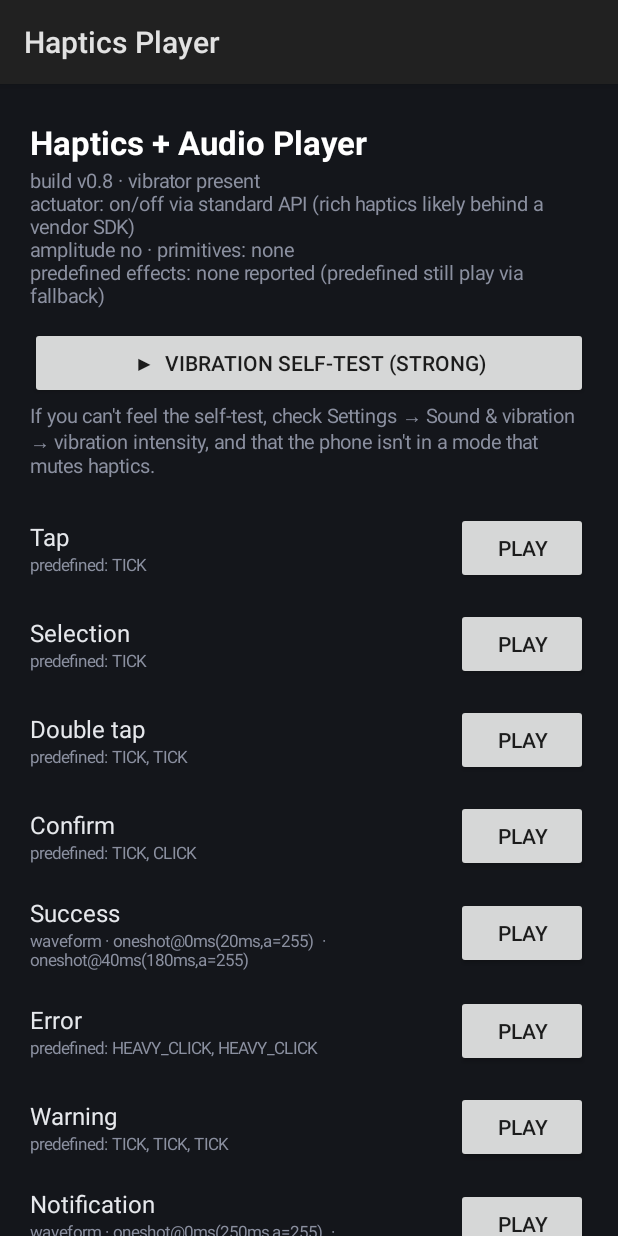
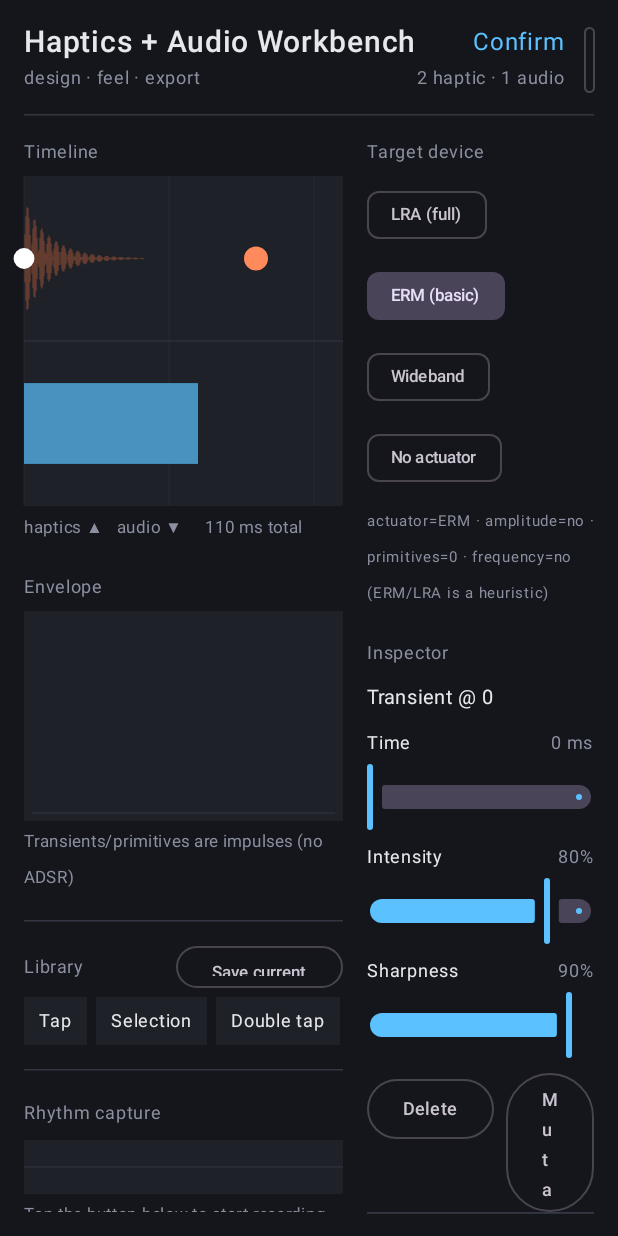
Before and after one commit to mbaliga/hnm_playground, an Android app built with Jetpack Compose: the screen it shows after launch (MainActivity before the commit, WorkbenchActivity after it), on a phone screen of 412 x 824 dp. Run offline under Robolectric (Android 15) with nearby library versions, the phone set to English and light mode, and no system bars.

Commit message:
Bring the full Compose workbench to Android (phone = design + feel)
Previously the APK shipped only the flat feel-test player (MainActivity);
the actual authoring workbench (timeline, palettes, library, inspector,
export) was a desktop-only Compose app and never reached the phone. Now the
phone launches the workbench itself and can play patterns on the real actuator.

- core: add PatternPlayer fun-interface — the platform-agnostic seam the shared
  UI calls to feel a pattern. Desktop uses PatternPlayer.None (no actuator);
  Android injects a real one.

- ui: EditorState gains a `player` + `playCurrent()`; WorkbenchApp header gets a
  Play button (enabled only when a real player is wired) and an optional
  "Gallery" button (onOpenGallery hook, null on desktop).

- ui/build.gradle.kts: add a conditional androidTarget() mirroring :core exactly
  — applied only when an Android SDK is present, so the SDK-less local/CI JVM
  build stays a pure JVM Compose module. Namespace dev.hnm.workbench.ui,
  compileSdk 34, minSdk 31.

- androidApp: now a Compose host. Applies the Compose MP + compiler plugins,
  depends on :ui, adds activity-compose. New WorkbenchActivity (the launcher)
  hosts WorkbenchApp, wires AndroidPatternPlayer to the device vibrator +
  speaker, and initializes the editor's target profile from what the device
  reports. The old MainActivity becomes the "Feel-test gallery", reachable from
  the workbench's Gallery button.

- AndroidPatternPlayer: implements PatternPlayer by rendering the haptic
  schedule + audio stream from the same core IR and triggering them together
  (the same path MainActivity already used).

- android.yml: add ui/** to the APK-build path filter (the APK now depends on
  :ui). Bump to v0.9.0 (versionCode 10).

Co-Authored-By: Claude Haiku 4.5 <noreply@anthropic.com>
Claude-Session: https://claude.ai/code/session_019ZNgBzBYsaE6y7AdtTr4YF

```diff
--- /dev/null
+++ b/androidApp/src/main/kotlin/dev/hnm/workbench/android/AndroidPatternPlayer.kt
@@ -0,0 +1,34 @@
+package dev.hnm.workbench.android
+
+import android.os.Handler
+import android.os.Vibrator
+import dev.hnm.workbench.core.dsp.DefaultPatternRenderer
+import dev.hnm.workbench.core.ir.HapticAudioPattern
+import dev.hnm.workbench.core.playback.HapticCapabilities
+import dev.hnm.workbench.core.playback.PatternPlayer
+
+/**
+ * The real, on-device [PatternPlayer] handed to the workbench so its Play button *feels* a pattern.
+ * It renders both the haptic schedule and the audio stream from the same `core` IR, then triggers
+ * them together — exactly what the standalone player [MainActivity] does, factored out so the Compose
+ * workbench can share it.
+ */
+class AndroidPatternPlayer(
+    private val vibrator: Vibrator,
+    private val capabilities: HapticCapabilities,
+    private val handler: Handler,
+    private val audio: AudioPlayer,
+    private val onMessage: (String) -> Unit = {},
+    private val sampleRate: Int = 48_000,
+) : PatternPlayer {
+
+    private val renderer = DefaultPatternRenderer()
+
+    override fun play(pattern: HapticAudioPattern) {
+        // Render both paths first, then trigger together so they stay coincident.
+        val commands = renderer.scheduleHaptics(pattern, capabilities)
+        val stream = renderer.renderAudio(pattern, sampleRate)
+        AndroidHaptics.playPattern(vibrator, pattern, commands, handler, onMessage)
+        runCatching { audio.play(stream) }.onFailure { onMessage("audio failed: ${it.message}") }
+    }
+}
--- a/androidApp/src/main/kotlin/dev/hnm/workbench/android/MainActivity.kt
+++ b/androidApp/src/main/kotlin/dev/hnm/workbench/android/MainActivity.kt
@@ -181,7 +181,7 @@ class MainActivity : Activity() {
         val prims = if (c.supportedPrimitives.isEmpty()) "none" else c.supportedPrimitives.joinToString(",")
         val effects = AndroidHaptics.supportedEffects(vibrator)
         val eff = if (effects.isEmpty()) "none reported (predefined still play via fallback)" else effects.joinToString(",")
-        return "build v0.8 · vibrator ${if (c.hasVibrator) "present" else "ABSENT"}\n" +
+        return "build v0.9 · vibrator ${if (c.hasVibrator) "present" else "ABSENT"}\n" +
             "actuator: ${AndroidHaptics.actuatorLabel(c)}\n" +
             "amplitude ${if (c.hasAmplitudeControl) "yes" else "no"} · primitives: $prims\n" +
             "predefined effects: $eff"
--- /dev/null
+++ b/androidApp/src/main/kotlin/dev/hnm/workbench/android/WorkbenchActivity.kt
@@ -0,0 +1,62 @@
+package dev.hnm.workbench.android
+
+import android.content.Intent
+import android.os.Bundle
+import android.os.Handler
+import android.os.Looper
+import android.os.Vibrator
+import android.widget.Toast
+import androidx.activity.ComponentActivity
+import androidx.activity.compose.setContent
+import dev.hnm.workbench.core.playback.HapticCapabilities
+import dev.hnm.workbench.ui.WorkbenchApp
+import dev.hnm.workbench.ui.model.EditorState
+
+/**
+ * The main experience: hosts the shared Compose [WorkbenchApp] and wires its Play button to the real
+ * actuator + speaker via [AndroidPatternPlayer]. The editor's target profile is initialized from what
+ * this device actually reports, so the on-screen schedule matches what gets played. A "Gallery" button
+ * jumps to the flat feel-test list ([MainActivity]).
+ */
+class WorkbenchActivity : ComponentActivity() {
+
+    private val handler = Handler(Looper.getMainLooper())
+    private val audio = AudioPlayer()
+    private lateinit var vibrator: Vibrator
+    private var capabilities: HapticCapabilities = HapticCapabilities.LRA_FULL
+
+    override fun onCreate(savedInstanceState: Bundle?) {
+        super.onCreate(savedInstanceState)
+
+        vibrator = AndroidHaptics.vibrator(this)
+        capabilities = AndroidHaptics.probe(vibrator)
+
+        val state = EditorState().apply {
+            capabilities = this@WorkbenchActivity.capabilities
+            player = AndroidPatternPlayer(
+                vibrator = vibrator,
+                capabilities = this@WorkbenchActivity.capabilities,
+                handler = handler,
+                audio = audio,
+                onMessage = { toast(it) },
+            )
+        }
+
+        setContent {
+            WorkbenchApp(
+                state = state,
+                onOpenGallery = { startActivity(Intent(this, MainActivity::class.java)) },
+            )
+        }
+    }
+
+    override fun onDestroy() {
+        audio.release()
+        handler.removeCallbacksAndMessages(null)
+        super.onDestroy()
+    }
+
+    private fun toast(message: String) {
+        Toast.makeText(this, message, Toast.LENGTH_SHORT).show()
+    }
+}
--- /dev/null
+++ b/core/src/commonMain/kotlin/dev/hnm/workbench/core/playback/PatternPlayer.kt
@@ -0,0 +1,20 @@
+package dev.hnm.workbench.core.playback
+
+import dev.hnm.workbench.core.ir.HapticAudioPattern
+
+/**
+ * The seam that lets the shared workbench UI trigger real playback without depending on any platform.
+ *
+ * The editor (commonMain Compose) holds a [PatternPlayer] and calls [play] when the user taps Play.
+ * Desktop passes [None] (no actuator to feel anyway — it's a visual editor there); Android passes an
+ * implementation wired to the real `Vibrator` + `AudioTrack`, so the same workbench both *designs* and
+ * *feels* a pattern on the device.
+ */
+fun interface PatternPlayer {
+    fun play(pattern: HapticAudioPattern)
+
+    companion object {
+        /** A no-op player for hosts without an actuator (e.g. the desktop window). */
+        val None: PatternPlayer = PatternPlayer { }
+    }
+}
--- a/gradle/libs.versions.toml
+++ b/gradle/libs.versions.toml
@@ -4,10 +4,12 @@ kotlinxSerialization = "1.8.1"
 kotlinxCoroutines = "1.10.2"
 compose = "1.8.2"
 agp = "8.5.2"
+activityCompose = "1.9.3"
 
 [libraries]
 kotlinx-serialization-json = { module = "org.jetbrains.kotlinx:kotlinx-serialization-json", version.ref = "kotlinxSerialization" }
 kotlinx-coroutines-core = { module = "org.jetbrains.kotlinx:kotlinx-coroutines-core", version.ref = "kotlinxCoroutines" }
+androidx-activity-compose = { module = "androidx.activity:activity-compose", version.ref = "activityCompose" }
 
 [plugins]
 kotlinMultiplatform = { id = "org.jetbrains.kotlin.multiplatform", version.ref = "kotlin" }
--- a/ui/src/commonMain/kotlin/dev/hnm/workbench/ui/WorkbenchApp.kt
+++ b/ui/src/commonMain/kotlin/dev/hnm/workbench/ui/WorkbenchApp.kt
@@ -8,11 +8,16 @@ import androidx.compose.foundation.layout.fillMaxWidth
 import androidx.compose.foundation.layout.padding
 import androidx.compose.foundation.rememberScrollState
 import androidx.compose.foundation.verticalScroll
+import androidx.compose.foundation.layout.height
+import androidx.compose.material3.Button
+import androidx.compose.material3.ButtonDefaults
 import androidx.compose.material3.HorizontalDivider
+import androidx.compose.material3.OutlinedButton
 import androidx.compose.material3.Surface
 import androidx.compose.material3.Text
 import androidx.compose.runtime.Composable
 import androidx.compose.runtime.remember
+import androidx.compose.ui.Alignment
 import androidx.compose.ui.Modifier
 import androidx.compose.ui.text.font.FontWeight
 import androidx.compose.ui.unit.dp
@@ -40,11 +45,14 @@ import dev.hnm.workbench.ui.theme.WorkbenchTheme
  * export preview. All state lives in one [EditorState]; every panel reads and edits the same IR.
  */
 @Composable
-fun WorkbenchApp(state: EditorState = remember { EditorState() }) {
+fun WorkbenchApp(
+    state: EditorState = remember { EditorState() },
+    onOpenGallery: (() -> Unit)? = null,
+) {
     WorkbenchTheme {
         Surface(Modifier.fillMaxSize(), color = WorkbenchColors.Background) {
             Column(Modifier.fillMaxSize().padding(16.dp)) {
-                Header(state)
+                Header(state, onOpenGallery)
                 HorizontalDivider(Modifier.padding(vertical = 12.dp), color = WorkbenchColors.Grid)
                 Row(Modifier.fillMaxSize(), horizontalArrangement = Arrangement.spacedBy(16.dp)) {
                     // Design column — scrollable; everything the author touches.
@@ -80,15 +88,33 @@ fun WorkbenchApp(state: EditorState = remember { EditorState() }) {
 }
 
 @Composable
-private fun Header(state: EditorState) {
-    Row(Modifier.fillMaxWidth(), horizontalArrangement = Arrangement.SpaceBetween) {
+private fun Header(state: EditorState, onOpenGallery: (() -> Unit)?) {
+    Row(Modifier.fillMaxWidth(), horizontalArrangement = Arrangement.SpaceBetween, verticalAlignment = Alignment.CenterVertically) {
         Column {
             Text("Haptics + Audio Workbench", color = WorkbenchColors.OnSurface, fontSize = 20.sp, fontWeight = FontWeight.SemiBold)
             Text("design · feel · export", color = WorkbenchColors.Muted, fontSize = 12.sp)
         }
-        Column(horizontalAlignment = androidx.compose.ui.Alignment.End) {
-            Text(state.pattern.name, color = WorkbenchColors.Primary, fontSize = 16.sp)
-            Text("${state.hapticEvents.size} haptic · ${state.audioEvents.size} audio", color = WorkbenchColors.Muted, fontSize = 12.sp)
+        Row(verticalAlignment = Alignment.CenterVertically, horizontalArrangement = Arrangement.spacedBy(12.dp)) {
+            Column(horizontalAlignment = Alignment.End) {
+                Text(state.pattern.name, color = WorkbenchColors.Primary, fontSize = 16.sp)
+                Text("${state.hapticEvents.size} haptic · ${state.audioEvents.size} audio", color = WorkbenchColors.Muted, fontSize = 12.sp)
+            }
+            // Optional jump to the feel-test gallery (Android only; desktop passes null).
+            if (onOpenGallery != null) {
+                OutlinedButton(onClick = onOpenGallery, modifier = Modifier.height(44.dp)) {
+                    Text("Gallery", fontSize = 13.sp)
+                }
+            }
+            // The Play button only does something on a host with a real actuator (Android); on desktop
+            // it stays disabled because there's nothing to feel.
+            Button(
+                onClick = { state.playCurrent() },
+                enabled = state.canPlay,
+                colors = ButtonDefaults.buttonColors(containerColor = WorkbenchColors.Primary),
+                modifier = Modifier.height(44.dp),
+            ) {
+                Text(if (state.canPlay) "▶ Play" else "▶ (desktop)", fontSize = 14.sp)
+            }
         }
     }
 }
--- a/ui/src/commonMain/kotlin/dev/hnm/workbench/ui/model/EditorState.kt
+++ b/ui/src/commonMain/kotlin/dev/hnm/workbench/ui/model/EditorState.kt
@@ -27,6 +27,7 @@ import dev.hnm.workbench.core.ir.Waveform
 import dev.hnm.workbench.core.library.BuiltInPatterns
 import dev.hnm.workbench.core.library.PatternLibrary
 import dev.hnm.workbench.core.playback.HapticCapabilities
+import dev.hnm.workbench.core.playback.PatternPlayer
 
 /** The format shown in the export panel. */
 enum class ExportKind { JSON, KOTLIN, AHAP }
@@ -44,6 +45,18 @@ class EditorState {
     var selectedEventIndex by mutableStateOf<Int?>(0)
     var exportKind by mutableStateOf(ExportKind.KOTLIN)
     private var variationSeed = 1
+
+    /**
+     * How the current pattern gets felt. Defaults to [PatternPlayer.None] (desktop has no actuator);
+     * the Android host injects a real player wired to the device's vibrator + speaker.
+     */
+    var player: PatternPlayer = PatternPlayer.None
+
+    /** Whether playback is even possible in this host (drives the Play button's enabled state). */
+    val canPlay: Boolean get() = player !== PatternPlayer.None
+
+    /** Feel the current pattern on the device, if a real player is wired. */
+    fun playCurrent() = player.play(pattern)
 
     // --- library -----------------------------------------------------------
 
```
Also changed, not shown: androidApp/build.gradle.kts (+15 -2 lines), androidApp/src/main/AndroidManifest.xml (+12 -3 lines), ui/build.gradle.kts (+39 -0 lines), 1 other file.
